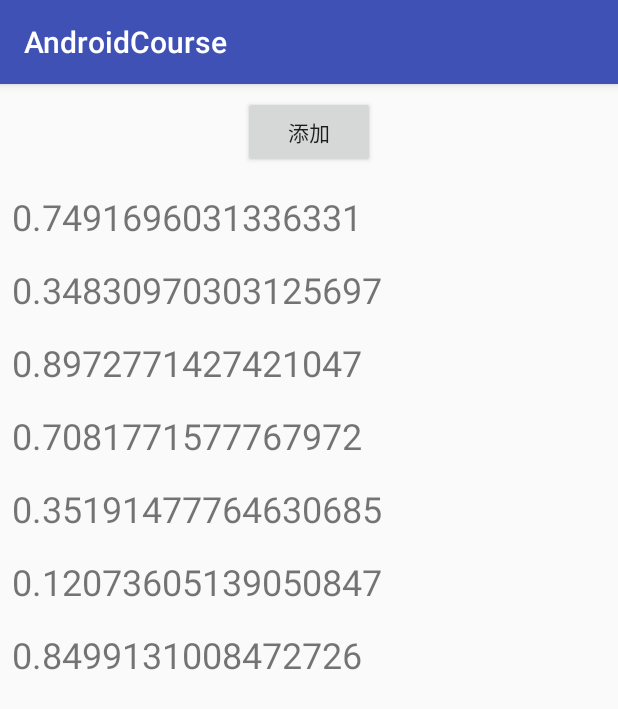
After one commit to shuo747/AndroidCourse, an Android app: the Homework2Activity screen opened directly, with no data from a screen before it, on a phone screen of 412 x 824 dp. The commit adds this screen. Shown: the top 709 px of the screen. Run offline under Robolectric (Android 15) with nearby library versions, the phone set to English and light mode, and no system bars; libraries missing offline, so code that uses them is left out: org.litepal; 1 statement that could not run was skipped.

Commit message:
homework2

```diff
--- a/app/build.gradle
+++ b/app/build.gradle
@@ -38,4 +38,5 @@ dependencies {
     //MID基础包
     implementation 'com.tencent.mid:mid:3.73-release'
     implementation 'org.litepal.android:java:3.0.0'
+    implementation 'com.android.support:recyclerview-v7:27.0.2'
 }
--- a/app/src/main/AndroidManifest.xml
+++ b/app/src/main/AndroidManifest.xml
@@ -19,6 +19,7 @@
         </activity>
         <activity android:name=".MainActivity" />
         <activity android:name=".activity.homework1Activity"></activity>
+        <activity android:name=".activity.Homework2Activity"></activity>
     </application>
 
 </manifest>
--- a/app/src/main/java/com/shu747/androidcourse/GuideActivity.java
+++ b/app/src/main/java/com/shu747/androidcourse/GuideActivity.java
@@ -11,6 +11,7 @@ import android.widget.Button;
 import android.widget.EditText;
 import android.widget.Toast;
 
+import com.shu747.androidcourse.activity.Homework2Activity;
 import com.shu747.androidcourse.activity.homework1Activity;
 import com.shu747.androidcourse.model.BasicData;
 
@@ -22,6 +23,7 @@ public class GuideActivity extends AppCompatActivity implements View.OnClickList
 
     private EditText et_guide_name;
     private Button bt_guide_1;
+    private Button bt_guide_2;
     private Context context = this;
 
     @Override
@@ -42,6 +44,8 @@ public class GuideActivity extends AppCompatActivity implements View.OnClickList
         et_guide_name = (EditText) findViewById(R.id.et_guide_name);
         bt_guide_1 = (Button) findViewById(R.id.bt_guide_1);
         bt_guide_1.setOnClickListener(this);
+        bt_guide_2 = (Button) findViewById(R.id.bt_guide_2);
+        bt_guide_2.setOnClickListener(this);
     }
 
     @Override
@@ -51,11 +55,15 @@ public class GuideActivity extends AppCompatActivity implements View.OnClickList
             case R.id.bt_guide_1:
                 startA(homework1Activity.class);
                 break;
+            case R.id.bt_guide_2:
+                startA(Homework2Activity.class);
+                break;
         }
     }
 
     private void startA(Class activity) {
-        startActivity(new Intent(context,activity));
+        if(submit())
+            startActivity(new Intent(context,activity));
     }
 
     private boolean submit() {
--- /dev/null
+++ b/app/src/main/java/com/shu747/androidcourse/activity/Homework2Activity.java
@@ -0,0 +1,97 @@
+package com.shu747.androidcourse.activity;
+
+import android.os.Bundle;
+import android.support.v7.app.AppCompatActivity;
+import android.support.v7.widget.LinearLayoutManager;
+import android.support.v7.widget.RecyclerView;
+import android.view.LayoutInflater;
+import android.view.View;
+import android.view.ViewGroup;
+import android.widget.Button;
+import android.widget.TextView;
+
+import com.shu747.androidcourse.R;
+import com.shu747.androidcourse.model.BasicData;
+
+import org.litepal.LitePal;
+
+import java.util.ArrayList;
+import java.util.List;
+
+public class Homework2Activity extends AppCompatActivity implements View.OnClickListener {
+
+    private Button bt_homework2_add;
+    private RecyclerView rv_homework2_main;
+    List<Double> list;
+    MyAdapter myAdapter;
+
+    @Override
+    protected void onCreate(Bundle savedInstanceState) {
+        super.onCreate(savedInstanceState);
+        setContentView(R.layout.activity_homework2);
+        initView();
+        BasicData basicData = LitePal.findLast(BasicData.class);
+        if (basicData != null)
+            setTitle(basicData.getName());
+
+
+    }
+
+    private void initView() {
+        bt_homework2_add = (Button) findViewById(R.id.bt_homework2_add);
+        rv_homework2_main = (RecyclerView) findViewById(R.id.rv_homework2_main);
+        rv_homework2_main.setLayoutManager(new LinearLayoutManager(this));
+        list = new ArrayList<>();
+        int n = (int) (Math.random()*10);
+        while (n-->0) list.add(Math.random());
+        myAdapter = new MyAdapter(list);
+        rv_homework2_main.setAdapter(myAdapter);
+
+        bt_homework2_add.setOnClickListener(this);
+    }
+
+    @Override
+    public void onClick(View v) {
+        switch (v.getId()) {
+            case R.id.bt_homework2_add:
+
+                list.add(Math.random());
+                myAdapter.notifyDataSetChanged();
+                break;
+        }
+    }
+
+
+    public static class MyAdapter extends RecyclerView.Adapter<MyAdapter.ViewHolder> {
+        public List list;
+        public MyAdapter(List list) {
+            this.list = list;
+        }
+        //创建新View，被LayoutManager所调用
+        @Override
+        public ViewHolder onCreateViewHolder(ViewGroup viewGroup, int viewType) {
+            View view = LayoutInflater.from(viewGroup.getContext()).inflate(R.layout.item_homework2_rv,viewGroup, false );
+            ViewHolder vh =  new  ViewHolder(view);
+            return  vh;
+        }
+        //将数据与界面进行绑定的操作
+        @Override
+        public void onBindViewHolder(ViewHolder viewHolder, int position) {
+            viewHolder.mTextView.setText(list.get(position).toString());
+        }
+        //获取数据的数量
+        @Override
+        public int getItemCount() {
+            return  list.size();
+        }
+        //自定义的ViewHolder，持有每个Item的的所有界面元素
+        public static class ViewHolder extends RecyclerView.ViewHolder {
+            public TextView mTextView;
+            public ViewHolder(View view){
+                super (view);
+                mTextView = (TextView) view.findViewById(R.id.item_tv);
+            }
+        }
+    }
+
+}
--- a/app/src/main/res/layout/activity_guide.xml
+++ b/app/src/main/res/layout/activity_guide.xml
@@ -27,6 +27,14 @@
         android:text="@string/homework_1"
         app:layout_constraintTop_toBottomOf="@+id/et_guide_name" />
 
+    <Button
+        android:id="@+id/bt_guide_2"
+        android:layout_width="match_parent"
+        android:layout_height="wrap_content"
+        android:layout_marginTop="8dp"
+        android:text="作业二"
+        app:layout_constraintTop_toBottomOf="@+id/bt_guide_1" />
+
 
 
 </android.support.constraint.ConstraintLayout>
--- /dev/null
+++ b/app/src/main/res/layout/activity_homework2.xml
@@ -0,0 +1,29 @@
+<?xml version="1.0" encoding="utf-8"?>
+<android.support.constraint.ConstraintLayout
+    xmlns:android="http://schemas.android.com/apk/res/android"
+    xmlns:app="http://schemas.android.com/apk/res-auto"
+    xmlns:tools="http://schemas.android.com/tools"
+    android:layout_width="match_parent"
+    android:layout_height="match_parent">
+
+    <Button
+        android:id="@+id/bt_homework2_add"
+        android:layout_width="wrap_content"
+        android:layout_height="wrap_content"
+        android:layout_marginEnd="8dp"
+        android:layout_marginStart="8dp"
+        android:layout_marginTop="8dp"
+        android:text="添加"
+        app:layout_constraintEnd_toEndOf="parent"
+        app:layout_constraintStart_toStartOf="parent"
+        app:layout_constraintTop_toTopOf="parent" />
+
+    <android.support.v7.widget.RecyclerView
+        android:id="@+id/rv_homework2_main"
+        android:layout_width="match_parent"
+        android:layout_height="wrap_content"
+        android:layout_marginTop="8dp"
+        app:layout_constraintTop_toBottomOf="@+id/bt_homework2_add" />
+
+
+</android.support.constraint.ConstraintLayout>
--- /dev/null
+++ b/app/src/main/res/layout/item_homework2_rv.xml
@@ -0,0 +1,21 @@
+<?xml version="1.0" encoding="utf-8"?>
+<android.support.constraint.ConstraintLayout
+    xmlns:android="http://schemas.android.com/apk/res/android"
+    xmlns:app="http://schemas.android.com/apk/res-auto"
+    android:layout_width="match_parent"
+    android:layout_height="wrap_content">
+
+    <TextView
+        android:id="@+id/item_tv"
+        android:layout_width="wrap_content"
+        android:layout_height="wrap_content"
+        android:layout_marginBottom="8dp"
+        android:layout_marginStart="8dp"
+        android:layout_marginTop="8dp"
+        android:text="data"
+        android:textSize="24sp"
+        app:layout_constraintBottom_toBottomOf="parent"
+        app:layout_constraintStart_toStartOf="parent"
+        app:layout_constraintTop_toTopOf="parent" />
+
+</android.support.constraint.ConstraintLayout>
```
Also changed, not shown: 1 other file.
